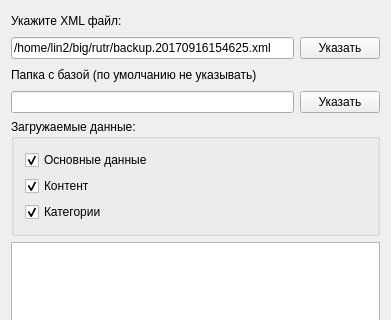
First picture: the form in qRutrXMLConv/widget.ui, repository LostGuard/qRutrViewer, before the edit; both pictures show x 0 to 391 and y 0 to 320 of the 391 by 497 pixel window.
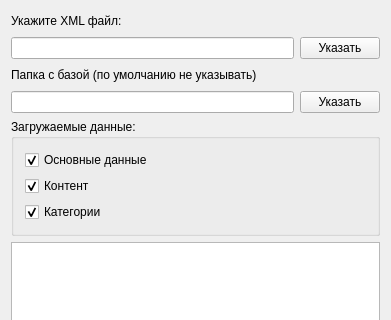
Second picture: the form after the edit.

What changed in the file:
```diff
--- a/qRutrXMLConv/widget.ui
+++ b/qRutrXMLConv/widget.ui
@@ -43,7 +43,7 @@
      <item>
       <widget class="QLineEdit" name="XMLEdit">
        <property name="text">
-        <string>/home/lin2/big/rutr/backup.20170916154625.xml</string>
+        <string/>
        </property>
       </widget>
      </item>
```
Left out of the diff: 6 changed lines with no effect on the pictures.
